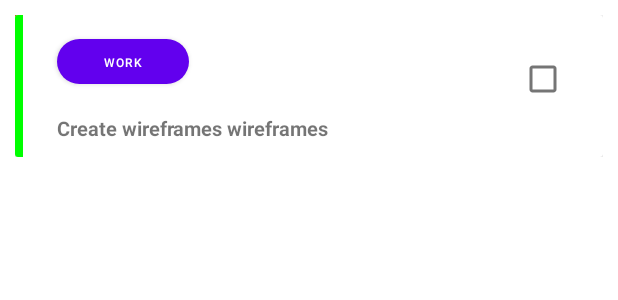
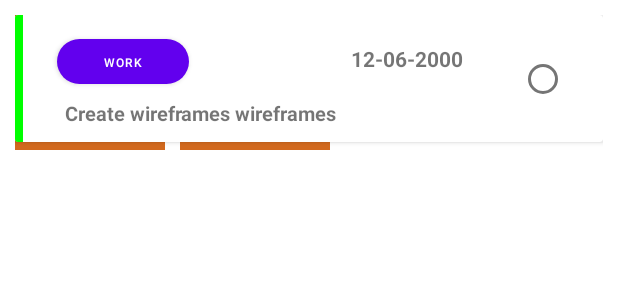
Before and after one commit to Bikram48/TodoListApp, an Android app: the layout todoitems_swipe.xml on its own in the app's theme, with its tools: preview values and no code run, on a phone screen of 412 x 824 dp. Shown: the top 300 px of the screen. Run offline under Robolectric (Android 15) with nearby library versions, the phone set to English and light mode, and no system bars; plain views replace SwipeRevealLayout.

```diff
--- a/app/src/main/java/com/example/todoapp/data/Task.java
+++ b/app/src/main/java/com/example/todoapp/data/Task.java
@@ -67,7 +67,7 @@ public class Task implements Serializable {
         return category;
     }
 
-    public void setCategory(String description) {
+    public void setCategory(String category) {
         this.category = category;
     }
 
--- a/app/src/main/res/layout/activity_edit_task.xml
+++ b/app/src/main/res/layout/activity_edit_task.xml
@@ -147,7 +147,7 @@
                 android:layout_width="105dp"
                 android:layout_height="wrap_content"
                 android:layout_weight="1"
-                android:background="@color/teal_200"
+                android:background="#3AFB02"
                 android:text="low" />
     </RadioGroup>
 
--- a/app/src/main/res/layout/fragment_todo_task.xml
+++ b/app/src/main/res/layout/fragment_todo_task.xml
@@ -208,7 +208,7 @@
             android:layout_width="105dp"
             android:layout_height="wrap_content"
             android:layout_weight="1"
-            android:background="@color/teal_200"
+            android:background="#3AFB02"
             android:text="low" />
     </RadioGroup>
 
--- a/app/src/main/res/layout/todoitems_swipe.xml
+++ b/app/src/main/res/layout/todoitems_swipe.xml
@@ -13,7 +13,7 @@
         android:layout_height="match_parent">
     <LinearLayout
         android:layout_width="wrap_content"
-        android:layout_height="60dp"
+        android:layout_height="90dp"
         android:orientation="horizontal">
         <TextView
             android:id="@+id/txtEdit"
@@ -47,20 +47,6 @@
             android:layout_height="wrap_content"
             android:orientation="vertical">
 
-            <com.google.android.material.checkbox.MaterialCheckBox
-                android:id="@+id/materialCheckBox"
-                android:layout_width="wrap_content"
-                android:layout_height="wrap_content"
-                android:layout_marginStart="184dp"
-                android:layout_marginTop="10dp"
-                android:layout_marginBottom="10dp"
-                app:layout_constraintBottom_toBottomOf="parent"
-                app:layout_constraintEnd_toEndOf="parent"
-                app:layout_constraintHorizontal_bias="0.885"
-                app:layout_constraintStart_toEndOf="@+id/category_btn"
-                app:layout_constraintTop_toTopOf="parent"
-                app:layout_constraintVertical_bias="0.333" />
-
             <com.google.android.material.button.MaterialButton
                 android:id="@+id/category_btn"
                 android:layout_width="wrap_content"
@@ -86,7 +72,8 @@
                 android:id="@+id/taskName"
                 android:layout_width="wrap_content"
                 android:layout_height="wrap_content"
-                android:layout_marginTop="20dp"
+                android:layout_marginStart="5dp"
+                android:layout_marginTop="10dp"
                 android:layout_marginBottom="10dp"
                 android:text="Create wireframes wireframes"
                 android:textSize="13sp"
@@ -97,6 +84,26 @@
                 app:layout_constraintStart_toStartOf="@+id/category_btn"
                 app:layout_constraintTop_toBottomOf="@+id/category_btn" />
 
+            <TextView
+                android:id="@+id/date_shower"
+                android:layout_width="wrap_content"
+                android:layout_height="wrap_content"
+                android:layout_marginStart="108dp"
+                android:textStyle="bold"
+                android:text="12-06-2000"
+                app:layout_constraintBaseline_toBaselineOf="@+id/category_btn"
+                app:layout_constraintStart_toEndOf="@+id/category_btn" />
+
+            <RadioButton
+                android:id="@+id/task_complete"
+                android:layout_width="wrap_content"
+                android:layout_height="wrap_content"
+                android:layout_marginStart="224dp"
+                app:layout_constraintBottom_toBottomOf="parent"
+                app:layout_constraintEnd_toEndOf="parent"
+                app:layout_constraintStart_toEndOf="@+id/category_btn"
+                app:layout_constraintTop_toTopOf="parent" />
+
         </androidx.constraintlayout.widget.ConstraintLayout>
     </androidx.cardview.widget.CardView>
     </FrameLayout>
```
Also changed, not shown: app/src/main/java/com/example/todoapp/EditTaskActivity.java (+71 -41 lines), app/src/main/java/com/example/todoapp/HomeFragment.java (+33 -6 lines), app/src/main/java/com/example/todoapp/TaskAdapter.java (+23 -7 lines), app/src/main/java/com/example/todoapp/TodoTask.java (+26 -22 lines).
